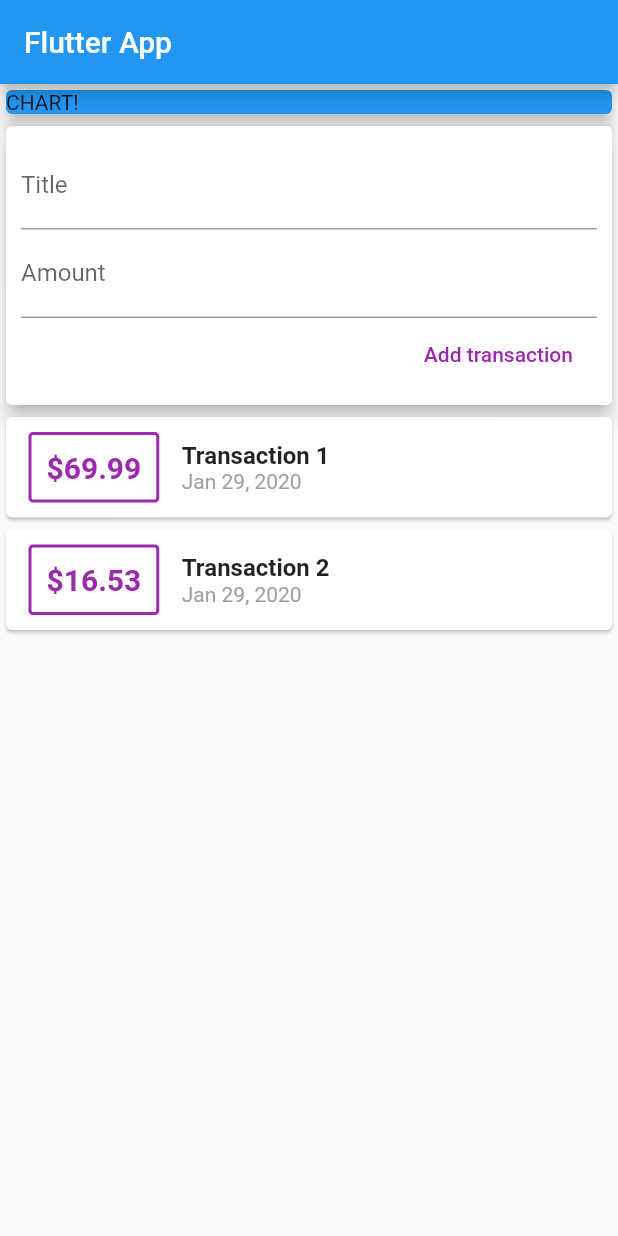
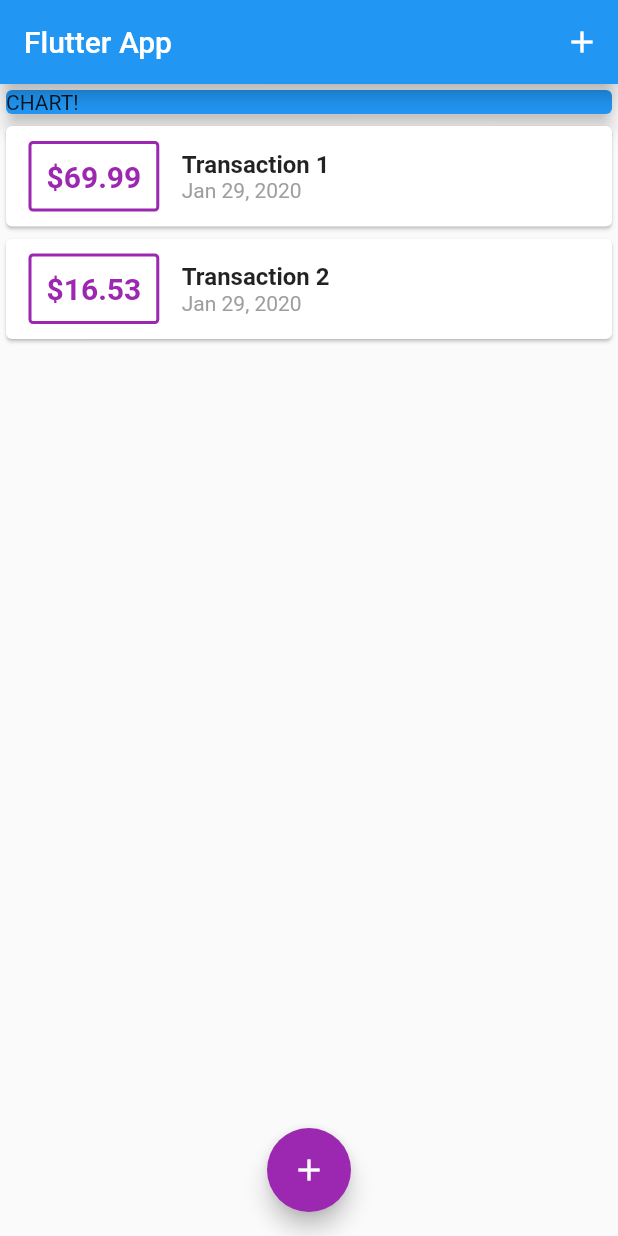
Before and after one commit to ChuryO/expenses, a Flutter app: the screen it shows after launch, on a phone screen of 412 x 824 dp. Run offline on Flutter 3.47's test engine with Material 2 defaults, Android fonts, the phone set to English and light mode, and no system bars.

Commit message:
add modal(popup) sheet, IconButton and FloatingActionButton, change main to StateFull

```diff
--- a/lib/main.dart
+++ b/lib/main.dart
@@ -1,5 +1,8 @@
-import './widgets/user_transactions.dart';
 import 'package:flutter/material.dart';
+
+import './widgets/new_transaction.dart';
+import './models/transaction.dart';
+import './widgets/transaction_list.dart';
 
 void main() => runApp(MyApp());
 
@@ -13,12 +16,64 @@ class MyApp extends StatelessWidget {
   }
 }
 
-class MyHomePage extends StatelessWidget {
+class MyHomePage extends StatefulWidget {
+  @override
+  _MyHomePageState createState() => _MyHomePageState();
+}
+
+class _MyHomePageState extends State<MyHomePage> {
+  final List<Transaction> _userTransactions = [
+    Transaction(
+      id: 't1',
+      title: 'Transaction 1',
+      amount: 69.99,
+      date: DateTime.now(),
+    ),
+    Transaction(
+      id: 't2',
+      title: 'Transaction 2',
+      amount: 16.53,
+      date: DateTime.now(),
+    ),
+  ];
+
+  void _addNewTransaction(String title, double amount) {
+    final newTransaction = Transaction(
+      id: DateTime.now().toString(),
+      title: title,
+      amount: amount,
+      date: DateTime.now(),
+    );
+    setState(() {
+      _userTransactions.add(newTransaction);
+    });
+  }
+
+  void _startAddNewTransaction(BuildContext context) {
+    showModalBottomSheet(
+      context: context,
+      builder: (_) {
+        return GestureDetector(
+          onTap: () {},
+          child: NewTransaction(_addNewTransaction),
+          behavior: HitTestBehavior.opaque,
+        );
+      },
+    );
+  }
+
   @override
   Widget build(BuildContext context) {
     return Scaffold(
       appBar: AppBar(
         title: Text('Flutter App'),
+        elevation: 5,
+        actions: <Widget>[
+          IconButton(
+            icon: Icon(Icons.add),
+            onPressed: () => _startAddNewTransaction(context),
+          ),
+        ],
       ),
       body: SingleChildScrollView(
         child: Column(
@@ -32,9 +87,19 @@ class MyHomePage extends StatelessWidget {
                 elevation: 5,
               ),
             ),
-            UserTransactions(),
+            Column(
+              children: <Widget>[
+                TransactionList(_userTransactions),
+              ],
+            ),
           ],
         ),
+      ),
+      floatingActionButtonLocation: FloatingActionButtonLocation.centerFloat,
+      floatingActionButton: FloatingActionButton(
+        child: Icon(Icons.add),
+        backgroundColor: Colors.purple,
+        onPressed: () => _startAddNewTransaction(context),
       ),
     );
   }
--- a/lib/widgets/user_transactions.dart
+++ /dev/null
@@ -1,42 +0,0 @@
-import 'package:flutter/material.dart';
-import '../models/transaction.dart';
-import './new_transaction.dart';
-import './transaction_list.dart';
-
-class UserTransactions extends StatefulWidget {
-  @override
-  _UserTransactionsState createState() => _UserTransactionsState();
-}
-
-class _UserTransactionsState extends State<UserTransactions> {
-  final List<Transaction> _userTransactions = [
-    Transaction(
-        id: 't1', title: 'Transaction 1', amount: 69.99, date: DateTime.now()),
-    Transaction(
-        id: 't2', title: 'Transaction 2', amount: 16.53, date: DateTime.now()),
-  ];
-
-  void _addNewTransaction(String title, double amount) {
-    final newTransaction = Transaction(
-      id: DateTime.now().toString(),
-      title: title,
-      amount: amount,
-      date: DateTime.now(),
-    );
-    setState(() {
-      _userTransactions.add(newTransaction);
-    });
-  }
-
-  @override
-  Widget build(BuildContext context) {
-    return Column(
-      children: <Widget>[
-        NewTransaction(_addNewTransaction),
-        // put the pointer on the private method
-
-        TransactionList(_userTransactions),
-      ],
-    );
-  }
-}
```
